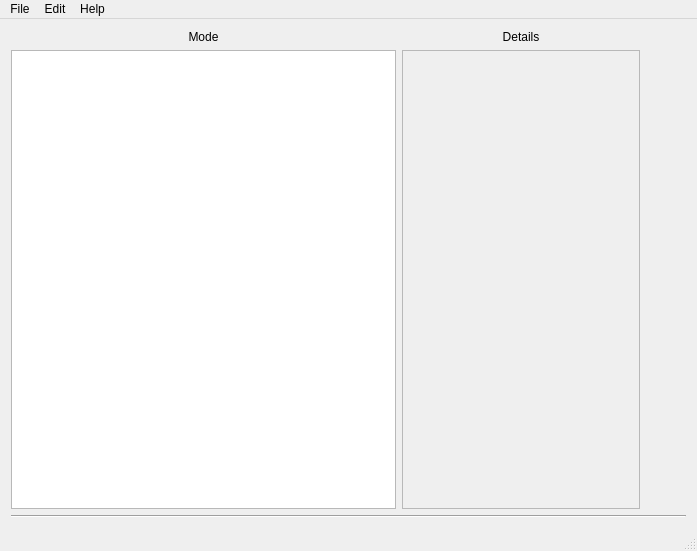
First picture: the form in MainWindow/mainwindow.ui, repository casey-c/egg, before the edit.
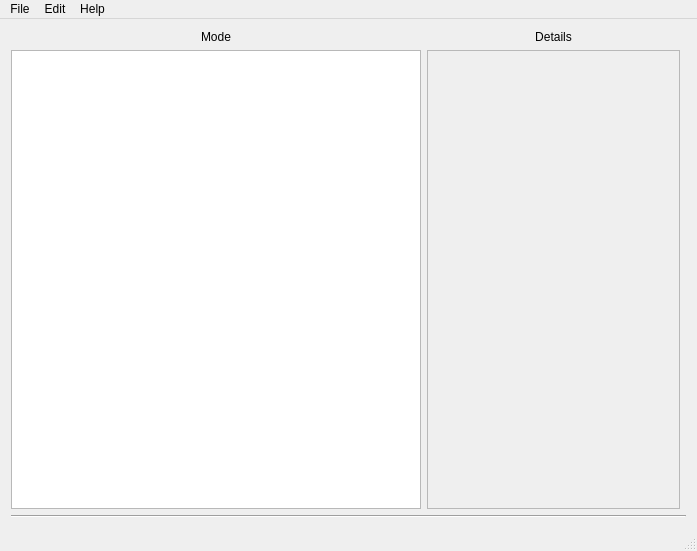
Second picture: the form after the edit. Icons and pictures are not drawn.

```diff
--- a/MainWindow/mainwindow.ui
+++ b/MainWindow/mainwindow.ui
@@ -19,6 +19,9 @@
   </property>
   <widget class="QWidget" name="centralWidget">
    <layout class="QGridLayout" name="gridLayout" columnstretch="1618,1000,0">
+    <property name="bottomMargin">
+     <number>11</number>
+    </property>
     <item row="2" column="0" colspan="3">
      <widget class="Line" name="line">
       <property name="orientation">
@@ -63,8 +66,8 @@
         <rect>
          <x>0</x>
          <y>0</y>
-         <width>234</width>
-         <height>444</height>
+         <width>250</width>
+         <height>435</height>
         </rect>
        </property>
        <layout class="QVBoxLayout" name="verticalLayout">
@@ -75,22 +78,8 @@
       </widget>
      </widget>
     </item>
-    <item row="1" column="2">
-     <layout class="QVBoxLayout" name="verticalLayout_2">
-      <item>
-       <spacer name="horizontalSpacer">
-        <property name="orientation">
-         <enum>Qt::Horizontal</enum>
-        </property>
-        <property name="sizeHint" stdset="0">
-         <size>
-          <width>40</width>
-          <height>20</height>
-         </size>
-        </property>
-       </spacer>
-      </item>
-     </layout>
+    <item row="3" column="0" colspan="2">
+     <layout class="QVBoxLayout" name="stepLayout"/>
     </item>
    </layout>
   </widget>
```
